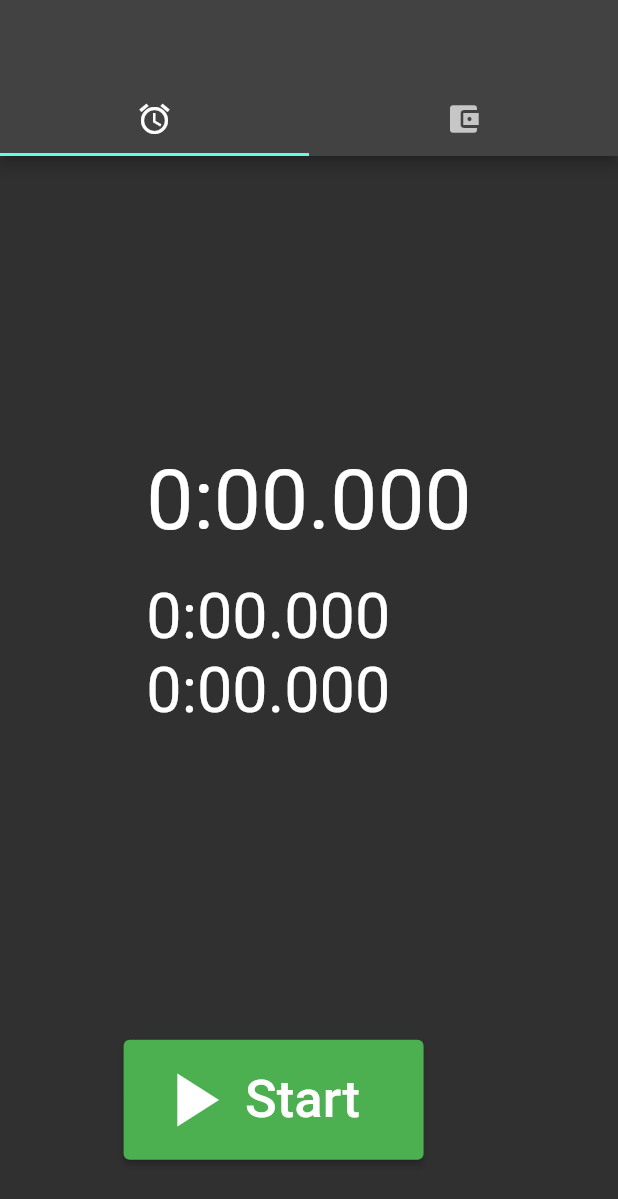
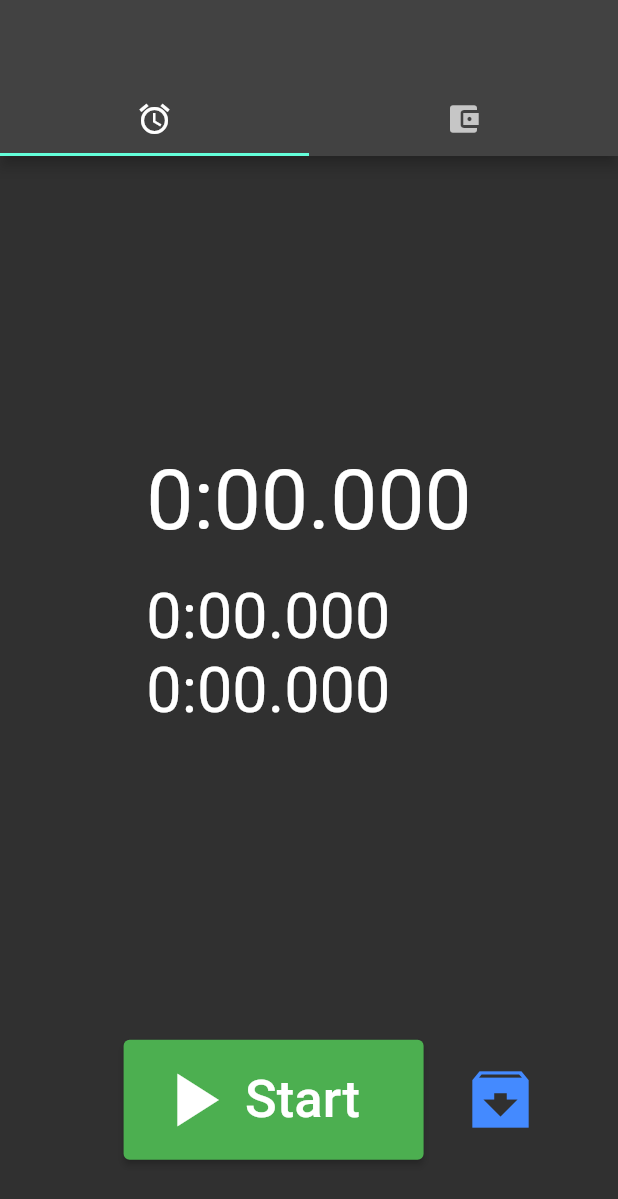
Before and after one commit to Roberto99-ops/Track-Chronometer, a Flutter app: the screen it shows after launch, on a phone screen of 412 x 824 dp. Shown: the top 1199 px of the screen. Run offline on Flutter 3.47's test engine with Material 2 defaults, Android fonts, the phone set to English and light mode, and no system bars; our stand-ins replace flutter_bluetooth_serial, permission_handler, share_plus; missing offline and left inert: quill_format, zefyrka.

Commit message:
bluetooth added and part of the view modified

```diff
--- a/lib/create_view_temps.dart
+++ b/lib/create_view_temps.dart
@@ -1,8 +1,11 @@
 import 'dart:async';
+import 'dart:convert';
 import 'dart:io';
+import 'dart:typed_data';
 import 'package:flutter/material.dart';
 import 'package:path_provider/path_provider.dart';
 import 'display_text.dart';
+import 'package:flutter_bluetooth_serial/flutter_bluetooth_serial.dart';
 
 ///this class creates the intial view where we can see the registered
 ///time result and then save it.
@@ -25,12 +28,16 @@ class _View extends State<CreateViewTemps>{
   late bool ready; //used to start/stop the measure
   late bool saveButton=false; //used to display the button to save the just taken measures
   late Directory directory; //directory where I have to save the file (application directory)
-  late Stopwatch timeWatch = Stopwatch();
+  late Stopwatch timeWatch = Stopwatch(); //used to count the time
   late String totalTime;
   late String firstPartial;
   late String secondPartial;
+  late bool firstCheck = false; //checks if the athlete is passed through the first photocell
+  late Duration firstCheckTime; //saves the time of the first partial
   late Timer timer;
   late String doc;
+  late BluetoothConnection connection;
+  String address = "98:DA:50:01:CE:1C";  //address of the BT module
 
   @override
   void initState(){
@@ -39,6 +46,7 @@ class _View extends State<CreateViewTemps>{
     ready=true;
     saveButton=false;
     getTime(timeWatch);
+    setState(() {secondPartial=totalTime;});
   }
 
   @override
@@ -78,54 +86,26 @@ class _View extends State<CreateViewTemps>{
                 flex: 6
               ),
               if (ready==true)...[//I got the start button
-                if(saveButton==false)...[//I haven't the save button
-                  Flexible(child: Row(
-                    children: [
-                  Spacer(
-                    flex: 1,
-                  ),
-                  Flexible(
-                    child: ElevatedButton(
-                    onPressed: () {
-                      //qui facciamo partire il tutto bluetooth
-                      setState(() { ready=false;});
-                      setState(() {timeWatch.start();});
-                      timer = Timer.periodic(Duration(milliseconds: 1), (timer) {getTime(timeWatch);}); //this is a timer that runs the time
-                    },
-                    style: const ButtonStyle(
-                      backgroundColor: MaterialStatePropertyAll(Colors.green),
-                      fixedSize: MaterialStatePropertyAll(Size.fromWidth(200)),
-                    ),
-                    child: Row(
-                      children: const [
-                        Icon(Icons.play_arrow, color: Colors.white, size: 60,),
-                        SizedBox(
-                          width: 5,
-                          height: 80,
-                        ),
-                        Text("Start", style: TextStyle(color: Colors.white),
-                          textScaleFactor: 2.5,)
-                      ],
-                    ),
-                  ),
-                    flex: 3,
-                  ),
-                      Spacer(flex: 1,)
-                    ],
-                  ),
-                    flex: 2,
-                  ),
-                ]else...[//I have the save button
                   Flexible(
                     child: Row(
                     children: [
                       Spacer(flex: 1,),
                       Flexible(child: ElevatedButton(
-                        onPressed: () {
-                          //qui facciamo partire il tutto bluetooth
-                          setState(() { ready=false;});
-                          setState(() {timeWatch.start();});
-                          timer = Timer.periodic(Duration(milliseconds: 1), (timer) {getTime(timeWatch);}); //this is a timer that runs the time
+                        onPressed: () async {
+                          timeWatch.reset(); //these 5 lines resets all the view
+                          setState(() {firstCheckTime=Duration(days:0,hours:0,minutes:0,seconds:0,milliseconds:0, microseconds:0);});
+                          getTime(timeWatch);
+                          setState(() {firstCheck=false;});
+                          getTime(timeWatch);
+                          //then ti tries to connect to arduino and starts everything
+                          try {
+                            connection = await BluetoothConnection.toAddress(address);
+                            _sendData(connection, "A"); //sends A via BT, stands for "start"
+                            setState(() {ready = false;});
+                            connection.input?.listen((Uint8List data) {
+                              _manageBT(ascii.decode(data));
+                            });
+                          }catch(e){}
                         },
                         style: const ButtonStyle(
                           backgroundColor: MaterialStatePropertyAll(Colors.green),
@@ -177,17 +157,23 @@ class _View extends State<CreateViewTemps>{
                   ),
                     flex: 2,
                   ),
-                ]
               ]else...[//I got the Stop button
                 Flexible(child: Row(
                   children: [
                 Spacer(flex: 1,),
                 Flexible(child: ElevatedButton(
-                  onPressed: () {
-                    //qui facciamo partire il tutto bluetooth
-                    setState(() { ready=true; saveButton=true;});
-                    setState(() {timeWatch.stop();});
+                  onPressed: () async {
+                    //if the BT is connected the app sends to stop to arduino and resets everything
+                    //else it connects to it and then does his stuffs
+                    if(!connection.isConnected)
+                    try {
+                      connection = await BluetoothConnection.toAddress(address);
+                    }catch(e){}
+                    _sendData(connection, "B"); //sends A via BT, stands for "start"
+                    setState(() {ready=true; saveButton=true;});
+                    timeWatch.stop();
                     timer.cancel(); //this stops the timer
+                    _manageBT("C\n");
                   },
                   style: const ButtonStyle(
                     backgroundColor: MaterialStatePropertyAll(Colors.red),
@@ -233,7 +219,13 @@ class _View extends State<CreateViewTemps>{
     int start = 3;
     int end = 11;
     String cutTime = watch.elapsed.toString().substring(start,end);
-    setState(() {totalTime=cutTime; firstPartial=cutTime; secondPartial=cutTime;});
+    setState(() {totalTime=cutTime;});
+    if(!firstCheck) setState(() {firstPartial=cutTime;}); //time of the first partial
+    if(firstCheck){//time of the second partial
+      Duration partial = watch.elapsed - firstCheckTime;
+      cutTime = partial.toString().substring(start,end);
+      setState(() {secondPartial=cutTime;});
+    }
   }
 
   ///this function composes the document that we want to save
@@ -241,6 +233,40 @@ class _View extends State<CreateViewTemps>{
     setState(() {
       doc = ("Tempo totale: " + totalTime + "\n\n" + "Primo parziale: " + firstPartial + "\n" + "Secondo parziale: " + secondPartial);
     });
+  }
+
+  ///this function sends data via bluetooth
+  Future<void> _sendData(BluetoothConnection connection, String data) async {
+    connection.output.add(Uint8List.fromList(utf8.encode(data))); // Sending data
+    await connection.output.allSent;
+  }
+
+  ///this function manages bluetooth inputs
+  _manageBT(String received){
+    print(received);
+    switch(received){
+
+      case 'A\n': //in case it receives A it starts counting
+        timeWatch.start(); //starts e reset the time
+        timer =
+            Timer.periodic(Duration(milliseconds: 1), (timer) {
+              getTime(timeWatch);
+            }); //this is a timer that runs the time
+        break;
+
+      case 'B\n'://in case it receives B it starts counting the second partial time
+        setState(() {
+          firstCheck = true;
+          firstCheckTime=timeWatch.elapsed;
+        });
+        break;
+
+      case 'C\n': //In case it receives C it closes the connection and resets everything
+        connection.finish(); // Closing connection
+        timeWatch.stop();
+        setState(() {ready=true; saveButton=true;});
+        break;
+    }
   }
 }
 
--- a/pubspec.yaml
+++ b/pubspec.yaml
@@ -39,6 +39,7 @@ dependencies:
   flutter_spinkit: ^5.1.0
   zefyrka:
   share_plus: ^6.3.0
+  flutter_bluetooth_serial:
 
   # The following adds the Cupertino Icons font to your application.
   # Use with the CupertinoIcons class for iOS style icons.
```
Also changed, not shown: pubspec.lock, 1 other file.
